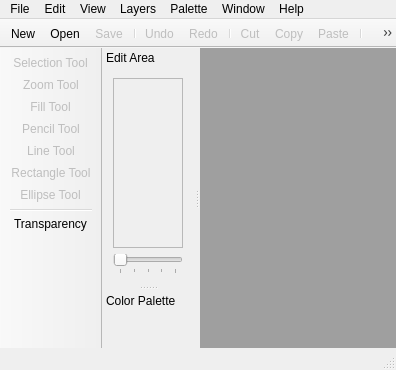
This is screens/main_window.ui in LeoBusta/PixelBooster as Qt 5 draws it before an edit. The edited form follows.
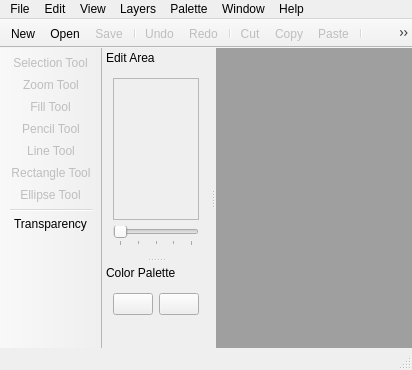
This is the edited form. Icons and pictures are not drawn. Custom widgets are drawn as their Qt base class.

Commit message: fixes small bug of the window state not being saved. saves the zoom level through executions. began implementing the color pick widget.

Patch:
```diff
--- a/screens/main_window.ui
+++ b/screens/main_window.ui
@@ -227,7 +227,7 @@
           <x>0</x>
           <y>0</y>
           <width>100</width>
-          <height>143</height>
+          <height>138</height>
          </rect>
         </property>
         <layout class="QGridLayout" name="gridLayout">
@@ -380,9 +380,30 @@
    <widget class="QWidget" name="dockWidgetContents_2">
     <layout class="QVBoxLayout" name="verticalLayout_3">
      <item>
-      <widget class="ColorPickerWidget" name="widget" native="true">
-       <property name="enabled">
-        <bool>false</bool>
+      <layout class="QHBoxLayout" name="horizontalLayout">
+       <item>
+        <widget class="QPushButton" name="color_main_pushButton">
+         <property name="text">
+          <string/>
+         </property>
+        </widget>
+       </item>
+       <item>
+        <widget class="QPushButton" name="color_alt_pushButton">
+         <property name="text">
+          <string/>
+         </property>
+        </widget>
+       </item>
+      </layout>
+     </item>
+     <item>
+      <widget class="QWidget" name="widget" native="true">
+       <property name="sizePolicy">
+        <sizepolicy hsizetype="Expanding" vsizetype="Expanding">
+         <horstretch>0</horstretch>
+         <verstretch>0</verstretch>
+        </sizepolicy>
        </property>
       </widget>
      </item>
@@ -890,12 +911,6 @@
    <header>widgets/image_edit_widget.h</header>
    <container>1</container>
   </customwidget>
-  <customwidget>
-   <class>ColorPickerWidget</class>
-   <extends>QWidget</extends>
-   <header>widgets/color_picker_widget.h</header>
-   <container>1</container>
-  </customwidget>
  </customwidgets>
  <resources>
   <include location="../resources/icons/icons.qrc"/>
```
The commit also changes 8 other files.
